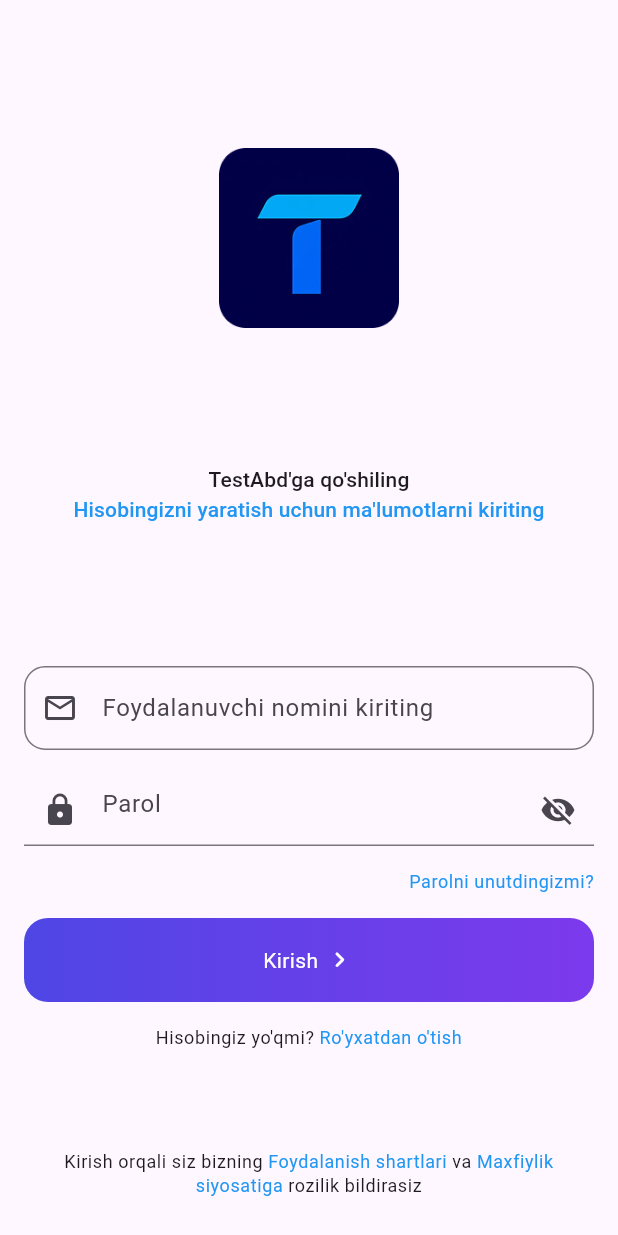
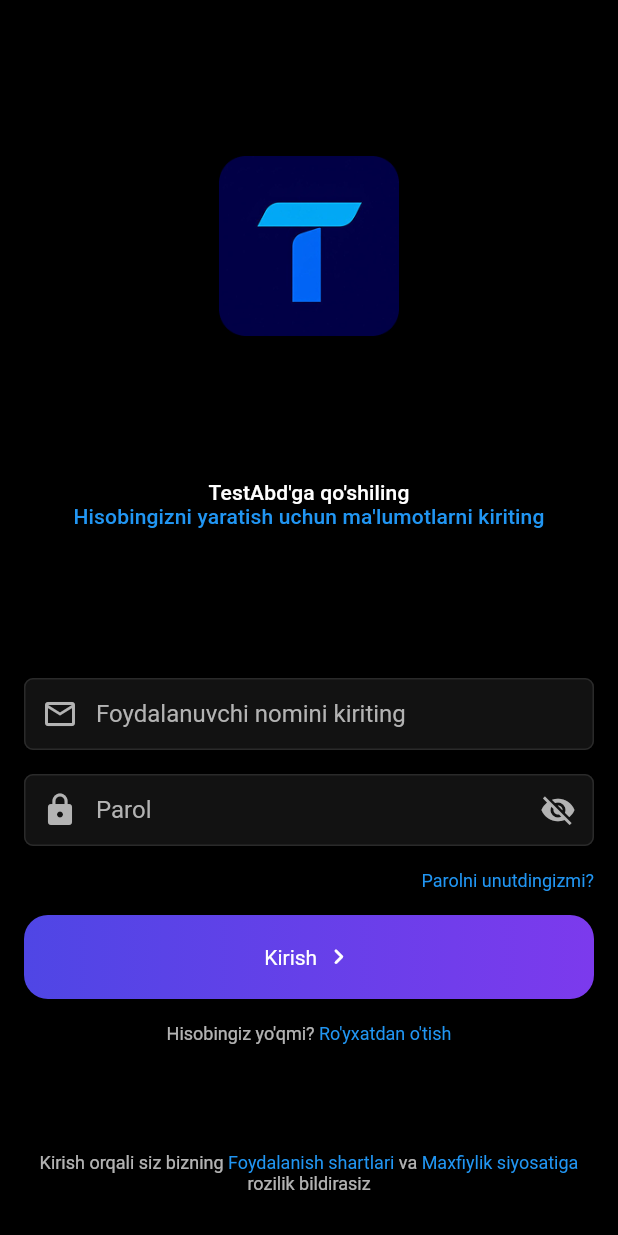
Before and after one commit to ulugbek1060/TestAbd, a Flutter app: the screen it shows after launch, on a phone screen of 412 x 824 dp. Run offline on Flutter 3.47's test engine with Material 3 defaults, Android fonts, the phone set to English and light mode, and no system bars; our stand-ins replace dartz, dio, equatable, flutter_bloc, freezed_annotation, get_it and 6 more.

Commit message:
user_profile_screen.dart implemented

```diff
--- a/lib/core/theme/app_theme.dart
+++ b/lib/core/theme/app_theme.dart
@@ -4,12 +4,11 @@ import 'package:flutter/material.dart';
 import 'app_colors.dart';
 
 class AppTheme {
-  static ThemeData theme = ThemeData(
+  static ThemeData themeDark = ThemeData(
     useMaterial3: false,
     brightness: Brightness.dark,
 
     scaffoldBackgroundColor: AppColors.scaffoldBackground,
-
     // --------------------------------------------------
     // COLOR SCHEME
     // --------------------------------------------------
--- a/lib/data/mappers.dart
+++ b/lib/data/mappers.dart
@@ -233,7 +233,7 @@ extension TopicItemResponseMapper on TopicQuestionItemResponse {
       region: region,
       district: district,
       isRegionPremium: is_region_premium,
-      createdAt: created_at,
+      createdAt:DateTime.parse(created_at ?? ''),
       difficultyPercentage: difficulty_percentage,
       totalQuestions: total_questions,
       questions: questions.map((e) => e.toModel()).toList(),
--- a/lib/domain/quiz/entities/topics_model.dart
+++ b/lib/domain/quiz/entities/topics_model.dart
@@ -37,7 +37,7 @@ class TopicItem extends Equatable {
   final String? region;
   final String? district;
   final bool? isRegionPremium;
-  final String? createdAt;
+  final DateTime? createdAt;
   final double? difficultyPercentage;
   final int? totalQuestions;
   final List<TopicQuestion> questions;
--- a/lib/features/auth/forgotpswd/forgot_pswd_screen.dart
+++ b/lib/features/auth/forgotpswd/forgot_pswd_screen.dart
@@ -98,13 +98,13 @@ class _ViewState extends State<_View> {
                           hintText: "Email",
                           prefixIcon: Icon(
                             Icons.email_outlined,
-                            color: AppColors.mediumEmphasized,
+                            color: AppColors.textSecondary,
                           ),
                           enabledBorder: OutlineInputBorder(
                             borderSide: BorderSide(
                               color: state.emailError
                                   ? Colors.red
-                                  : AppColors.lowEmphasized,
+                                  : AppColors.textSecondary,
                               width: AppSize.defBorderSize,
                             ),
                             borderRadius: 12.borderRadius,
--- a/lib/features/auth/login/login_screen.dart
+++ b/lib/features/auth/login/login_screen.dart
@@ -65,7 +65,8 @@ class _View extends StatelessWidget {
                     style: Theme.of(context).textTheme.titleSmall,
                     children: [
                       TextSpan(
-                        text: "Hisobingizni yaratish uchun ma'lumotlarni kiriting",
+                        text:
+                            "Hisobingizni yaratish uchun ma'lumotlarni kiriting",
                         style: TextStyle(color: Colors.blue),
                       ),
                     ],
@@ -83,7 +84,10 @@ class _View extends StatelessWidget {
                     TextField(
                       decoration: InputDecoration(
                         hintText: "Foydalanuvchi nomini kiriting",
-                        prefixIcon: const Icon(Icons.mail_outline, color: AppColors.lowEmphasized,),
+                        prefixIcon: const Icon(
+                          Icons.mail_outline,
+                          color: AppColors.textSecondary,
+                        ),
                         border: OutlineInputBorder(
                           borderRadius: BorderRadius.circular(14),
                         ),
@@ -96,13 +100,16 @@ class _View extends StatelessWidget {
                     TextField(
                       decoration: InputDecoration(
                         hintText: "Parol",
-                        prefixIcon: const Icon(Icons.lock, color: AppColors.lowEmphasized,),
+                        prefixIcon: const Icon(
+                          Icons.lock,
+                          color: AppColors.textSecondary,
+                        ),
                         suffixIcon: IconButton(
                           icon: Icon(
                             state.isPasswordVisible
                                 ? Icons.visibility
                                 : Icons.visibility_off,
-                            color: AppColors.highEmphasized,
+                            color: AppColors.textSecondary,
                           ),
                           onPressed: cubit.togglePasswordVisibility,
                         ),
--- a/lib/features/home/widgets/posts_widget.dart
+++ b/lib/features/home/widgets/posts_widget.dart
@@ -134,7 +134,7 @@ class QuestionCardItem extends StatelessWidget {
             ),
 
             /// divider
-            Divider(color: AppColors.lowEmphasized),
+            Divider(color: AppColors.textSecondary),
 
             /// question information
             _BottomQuestionInformation(
--- a/lib/main.dart
+++ b/lib/main.dart
@@ -59,7 +59,7 @@ class _MyAppState extends State<MyApp> {
   Widget build(BuildContext context) {
     return MaterialApp.router(
       title: 'TestAbd',
-      theme: AppTheme.lightThemeData,
+      theme: AppTheme.themeDark,
       debugShowCheckedModeBanner: false,
       themeMode: ThemeMode.light,
       routerDelegate: appRouter.routerDelegate,
```
Also changed, not shown: lib/features/auth/register/register_screen.dart (+12 -12 lines), lib/features/user_profile/user_profile_screen.dart (+81 -13 lines).
